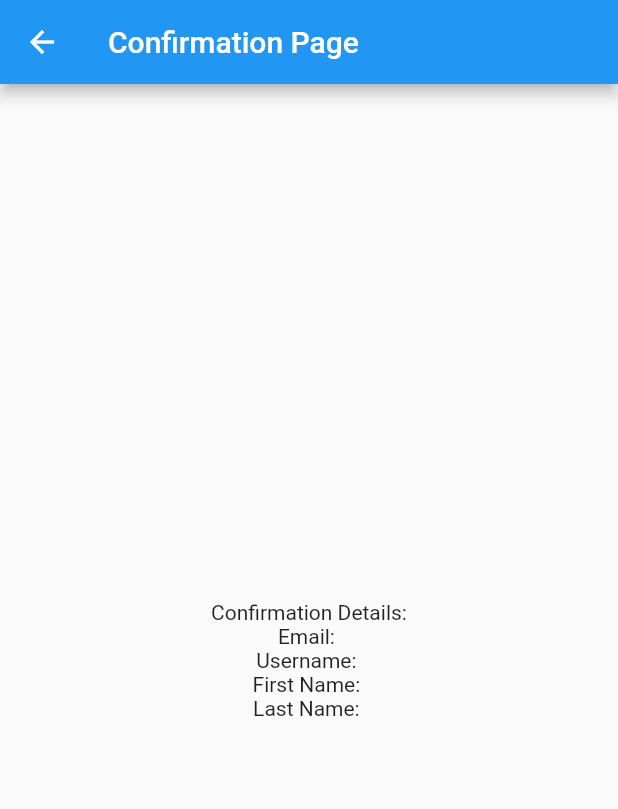
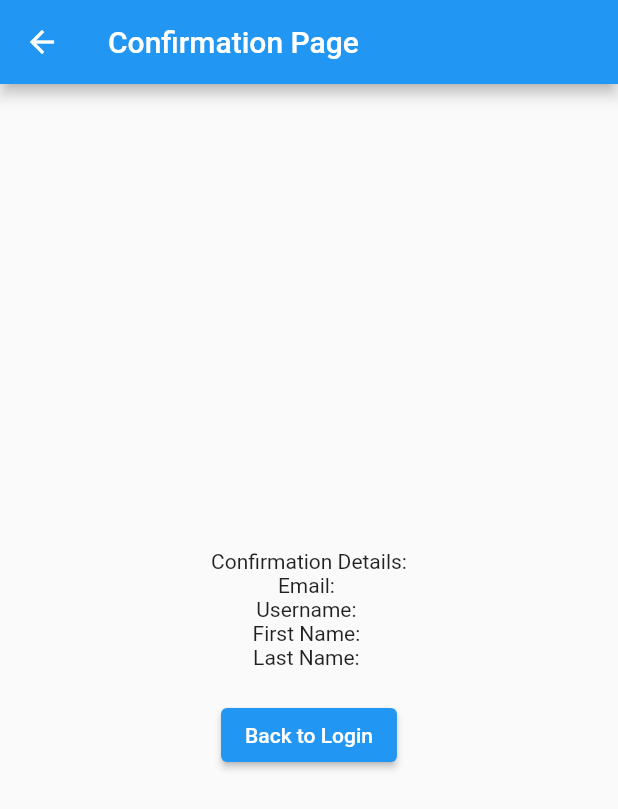
Before and after one commit to shantanujain9/justmissed, a Flutter app: the ConfirmationPage screen opened directly with empty values, on a phone screen of 412 x 824 dp. Shown: the top 809 px of the screen. Run offline on Flutter 3.47's test engine with Material 2 defaults, Android fonts, the phone set to English and light mode, and no system bars; our stand-ins replace firebase_core; accounts and stored records are empty.

Commit message:
Update confirmation_page.dart

```diff
--- a/lib/screens/confirmation_page.dart
+++ b/lib/screens/confirmation_page.dart
@@ -1,4 +1,5 @@
 import 'package:flutter/material.dart';
+import 'package:justmissed/screens/login.dart'; // Import your login page if it's in a different file.
 
 class ConfirmationPage extends StatelessWidget {
   final String email;
@@ -28,6 +29,19 @@ class ConfirmationPage extends StatelessWidget {
             Text('Username: $username'),
             Text('First Name: $firstName'),
             Text('Last Name: $lastName'),
+            SizedBox(height: 20),
+            ElevatedButton(
+              onPressed: () {
+                // Navigate back to the login page when the button is pressed
+                Navigator.pushReplacement(
+                  context,
+                  MaterialPageRoute(
+                    builder: (context) => LoginPage(), // Replace LoginPage with your actual login page
+                  ),
+                );
+              },
+              child: Text('Back to Login'),
+            ),
           ],
         ),
       ),
```
